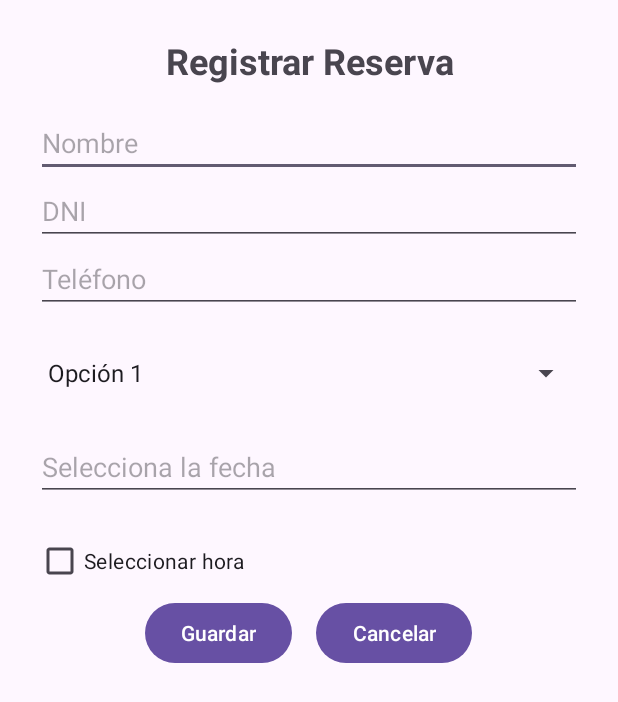
After one commit to Carlos-Hinojosa17/My_Roomy, an Android app: the RegistroActivity screen opened directly, with no data from a screen before it, on a phone screen of 412 x 824 dp. The commit adds this screen. Shown: the top 702 px of the screen. Run offline under Robolectric (Android 15) with nearby library versions, the phone set to English and light mode, and no system bars.

Commit message:
Registro

```diff
--- a/app/src/main/AndroidManifest.xml
+++ b/app/src/main/AndroidManifest.xml
@@ -21,6 +21,9 @@
                 <category android:name="android.intent.category.LAUNCHER" />
             </intent-filter>
         </activity>
+
+        <activity android:name=".RegistroActivity" />
+
     </application>
 
 </manifest>
--- a/app/src/main/java/com/example/myroomy/MainActivity.kt
+++ b/app/src/main/java/com/example/myroomy/MainActivity.kt
@@ -1,6 +1,8 @@
 package com.example.myroomy
 
+import android.content.Intent
 import android.os.Bundle
+import android.widget.Button
 import androidx.activity.enableEdgeToEdge
 import androidx.appcompat.app.AppCompatActivity
 import androidx.core.view.ViewCompat
@@ -16,5 +18,12 @@ class MainActivity : AppCompatActivity() {
             v.setPadding(systemBars.left, systemBars.top, systemBars.right, systemBars.bottom)
             insets
         }
+
+        val btnIrRegistro = findViewById<Button>(R.id.btnIrRegistro)
+
+        btnIrRegistro.setOnClickListener {
+            val intent = Intent(this, RegistroActivity::class.java)
+            startActivity(intent)
+        }
     }
 }
--- /dev/null
+++ b/app/src/main/java/com/example/myroomy/RegistroActivity.kt
@@ -0,0 +1,68 @@
+package com.example.myroomy
+
+import android.app.DatePickerDialog
+import android.app.TimePickerDialog
+import android.os.Bundle
+import android.view.View
+import android.widget.*
+import androidx.appcompat.app.AppCompatActivity
+import java.util.*
+
+class RegistroActivity : AppCompatActivity() {
+
+    private lateinit var etFecha: EditText
+    private lateinit var etHora: EditText
+    private lateinit var cbHora: CheckBox
+
+
+    override fun onCreate(savedInstanceState: Bundle?) {
+        super.onCreate(savedInstanceState)  // <- CORREGIDO
+        setContentView(R.layout.activity_registro)
+
+        etFecha = findViewById(R.id.etFecha)
+        etHora = findViewById(R.id.etHora)
+        cbHora = findViewById(R.id.cbHora)
+
+        // Spinner
+        val spinner: Spinner = findViewById(R.id.spinnerOpciones)
+        val opciones = arrayOf("Opción 1", "Opción 2", "Opción 3")
+        spinner.adapter = ArrayAdapter(this, android.R.layout.simple_spinner_dropdown_item, opciones)
+
+        // Calendario
+        val calendario = Calendar.getInstance()
+        val year = calendario.get(Calendar.YEAR)
+        val month = calendario.get(Calendar.MONTH)
+        val day = calendario.get(Calendar.DAY_OF_MONTH)
+
+        etFecha.setOnClickListener {
+            DatePickerDialog(this, { _, y, m, d ->
+                etFecha.setText(String.format("%02d/%02d/%04d", d, m + 1, y))
+            }, year, month, day).show()
+        }
+
+        // Hora
+        cbHora.setOnCheckedChangeListener { _, isChecked ->
+            if (isChecked) {
+                etHora.visibility = View.VISIBLE
+
+                val hora = calendario.get(Calendar.HOUR_OF_DAY)
+                val minuto = calendario.get(Calendar.MINUTE)
+
+                TimePickerDialog(this, { _, h, m ->
+                    etHora.setText(String.format("%02d:%02d", h, m))
+                }, hora, minuto, true).show()
+            } else {
+                etHora.visibility = View.GONE
+            }
+        }
+
+        // Botones
+        findViewById<Button>(R.id.btnCancelar).setOnClickListener {
+            finish()
+        }
+
+        findViewById<Button>(R.id.btnGuardar).setOnClickListener {
+            Toast.makeText(this, "Reserva guardada (funcionalidad pendiente)", Toast.LENGTH_SHORT).show()
+        }
+    }
+}
--- a/app/src/main/res/layout/activity_main.xml
+++ b/app/src/main/res/layout/activity_main.xml
@@ -16,4 +16,14 @@
         app:layout_constraintStart_toStartOf="parent"
         app:layout_constraintTop_toTopOf="parent" />
 
+    <Button
+        android:id="@+id/btnIrRegistro"
+        android:layout_width="wrap_content"
+        android:layout_height="wrap_content"
+        android:text="Ir a Registrar Reserva"
+        app:layout_constraintStart_toStartOf="parent"
+        app:layout_constraintEnd_toEndOf="parent"
+        android:layout_marginTop="16dp"
+        tools:ignore="MissingConstraints" />
+
 </androidx.constraintlayout.widget.ConstraintLayout>
--- /dev/null
+++ b/app/src/main/res/layout/activity_registro.xml
@@ -0,0 +1,116 @@
+<?xml version="1.0" encoding="utf-8"?>
+<androidx.constraintlayout.widget.ConstraintLayout xmlns:android="http://schemas.android.com/apk/res/android"
+    xmlns:tools="http://schemas.android.com/tools"
+    android:layout_width="match_parent"
+    android:layout_height="match_parent"
+    android:id="@+id/registro"
+    tools:context=".RegistroActivity"
+    >
+
+
+    <LinearLayout
+        android:layout_width="match_parent"
+        android:layout_height="wrap_content"
+        android:orientation="vertical"
+        android:padding="24dp"
+        tools:ignore="MissingConstraints">
+
+        <!-- Título -->
+        <TextView
+            android:id="@+id/tvTitulo"
+            android:layout_width="match_parent"
+            android:layout_height="wrap_content"
+            android:text="Registrar Reserva"
+            android:textSize="24sp"
+            android:textStyle="bold"
+            android:gravity="center"
+            android:paddingBottom="16dp"/>
+
+        <!-- Nombre -->
+        <EditText
+            android:id="@+id/etNombre"
+            android:layout_width="match_parent"
+            android:layout_height="wrap_content"
+            android:hint="Nombre"
+            tools:ignore="TouchTargetSizeCheck" />
+
+        <!-- DNI -->
+        <EditText
+            android:id="@+id/etDni"
+            android:layout_width="match_parent"
+            android:layout_height="wrap_content"
+            android:hint="DNI"
+            android:inputType="number"
+            tools:ignore="TouchTargetSizeCheck" />
+
+        <!-- Teléfono -->
+        <EditText
+            android:id="@+id/etTelefono"
+            android:layout_width="match_parent"
+            android:layout_height="wrap_content"
+            android:hint="Teléfono"
+            android:inputType="phone"/>
+
+        <!-- Spinner -->
+        <Spinner
+            android:id="@+id/spinnerOpciones"
+            android:layout_width="match_parent"
+            android:layout_height="wrap_content"
+            android:layout_marginTop="16dp"/>
+
+        <!-- Selección de fecha -->
+        <EditText
+            android:id="@+id/etFecha"
+            android:layout_width="match_parent"
+            android:layout_height="wrap_content"
+            android:layout_marginTop="16dp"
+            android:clickable="true"
+            android:focusable="false"
+            android:hint="Selecciona la fecha"
+            tools:ignore="TouchTargetSizeCheck" />
+
+        <!-- RadioButton para mostrar hora -->
+        <CheckBox
+            android:id="@+id/cbHora"
+            android:layout_width="wrap_content"
+            android:layout_height="wrap_content"
+            android:text="Seleccionar hora"
+            android:layout_marginTop="16dp"/>
+
+        <!-- EditText para mostrar hora seleccionada -->
+        <EditText
+            android:id="@+id/etHora"
+            android:layout_width="match_parent"
+            android:layout_height="wrap_content"
+            android:layout_marginBottom="24dp"
+            android:clickable="false"
+            android:focusable="false"
+            android:hint="Hora seleccionada"
+            tools:ignore="TouchTargetSizeCheck"
+            android:visibility="gone" />
+
+        <!-- Botones -->
+        <LinearLayout
+            android:layout_width="match_parent"
+            android:layout_height="wrap_content"
+            android:orientation="horizontal"
+            android:gravity="center">
+
+            <Button
+                android:id="@+id/btnGuardar"
+                android:layout_width="wrap_content"
+                android:layout_height="wrap_content"
+                android:text="Guardar"/>
+
+            <Button
+                android:id="@+id/btnCancelar"
+                android:layout_width="wrap_content"
+                android:layout_height="wrap_content"
+                android:text="Cancelar"
+                android:layout_marginStart="16dp"/>
+        </LinearLayout>
+    </LinearLayout>
+
+
+
+</androidx.constraintlayout.widget.ConstraintLayout>
```
